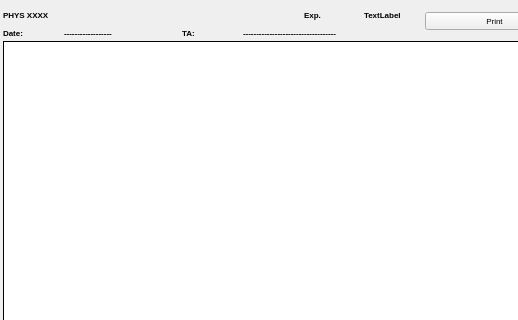
Above: assets/YorkULabSeating_att.ui from tdgskinner/yorku-phys-lab-seating before the change; both pictures show x 0 to 518 and y 0 to 320 of the 609 by 824 pixel window. Below: the same form after it.
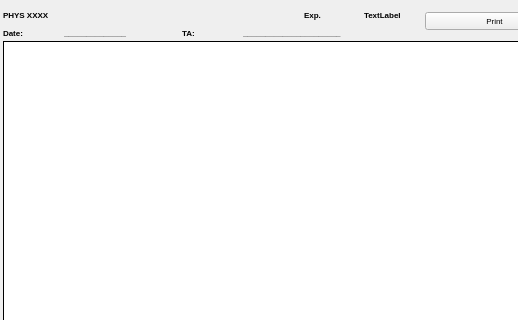
That is the form after the change.

The edit to the form file:
```diff
--- a/assets/YorkULabSeating_att.ui
+++ b/assets/YorkULabSeating_att.ui
@@ -114,7 +114,7 @@
            </font>
           </property>
           <property name="text">
-           <string>------------------</string>
+           <string>______________</string>
           </property>
          </widget>
         </item>
@@ -129,7 +129,7 @@
            </font>
           </property>
           <property name="text">
-           <string>-----------------------------------</string>
+           <string>______________________</string>
           </property>
          </widget>
         </item>
```
